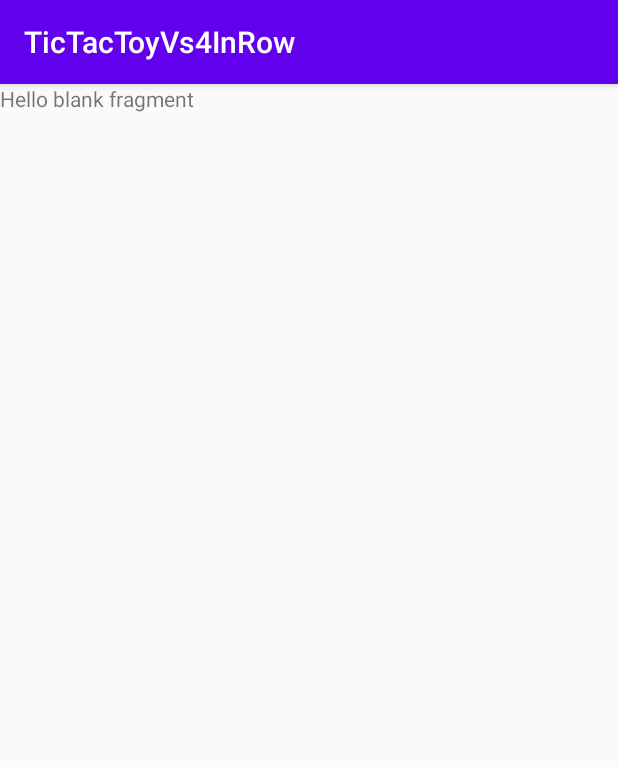
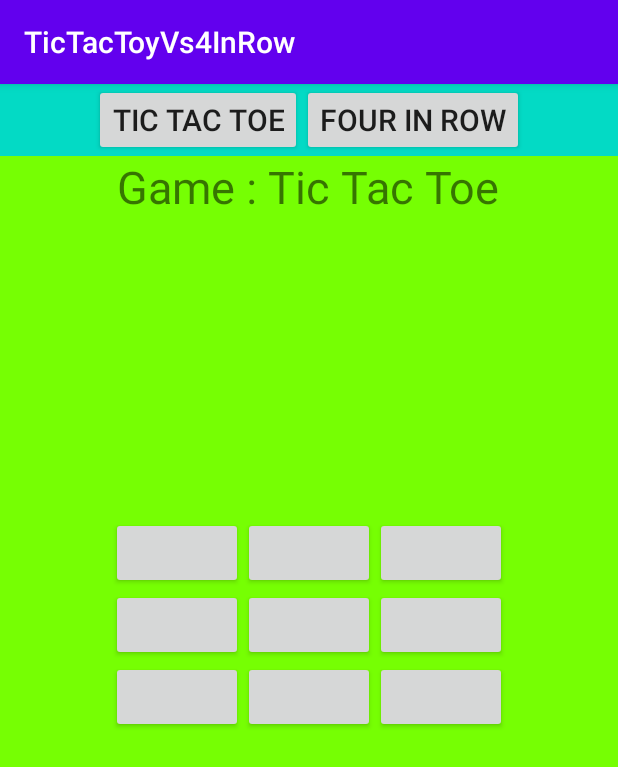
Before and after one commit to FaribaDarvishian/TicTacToyVs4InRow, an Android app: the fragment TicTacToyFragment shown on its own in the app's theme, on a phone screen of 412 x 824 dp. Shown: the top 767 px of the screen. Run offline under Robolectric (Android 15) with nearby library versions, the phone set to English and light mode, and no system bars.

Commit message:
design Tic Tac Toe fragment_tic_tac_toy.xml

```diff
--- a/app/src/main/res/layout/activity_main.xml
+++ b/app/src/main/res/layout/activity_main.xml
@@ -9,32 +9,34 @@
         android:id="@+id/LinearButtonGame"
         android:layout_width="match_parent"
         android:layout_height="wrap_content"
-        android:gravity="center">
+        android:orientation="horizontal"
+        android:gravity="center"
+        android:background="@color/colorAccent">
         <Button
-            android:id="@+id/TicTacToyButton"
+            android:id="@+id/TicTacToeButton"
             android:layout_width="wrap_content"
             android:layout_height="wrap_content"
             android:layout_alignParentLeft="true"
-            android:text="TicTacToy" />
+            android:textSize="20dp"
+            android:text="Tic Tac Toe" />
 
         <Button
             android:id="@+id/FourInRowButton"
             android:layout_width="wrap_content"
             android:layout_height="wrap_content"
             android:layout_alignParentRight="true"
-            android:text="FourInRow" />
+            android:textSize="20dp"
+            android:text="Four In Row" />
 
     </LinearLayout>
 
-
-
-    <FrameLayout
+    <LinearLayout
         android:layout_width="wrap_content"
         android:layout_height="match_parent"
         android:layout_below="@+id/LinearButtonGame"
         android:layout_toLeftOf="@id/LinearButtonGame"
         android:layout_toRightOf="@id/LinearButtonGame">
 
-    </FrameLayout>
+    </LinearLayout>
 
 </RelativeLayout>
--- a/app/src/main/res/layout/fragment_four_in_row.xml
+++ b/app/src/main/res/layout/fragment_four_in_row.xml
@@ -9,6 +9,7 @@
     <TextView
         android:layout_width="match_parent"
         android:layout_height="match_parent"
-        android:text="@string/hello_blank_fragment" />
+        android:text="@string/hello_blank_fragment"
+        android:textColorHighlight="#FFFFFF" />
 
 </FrameLayout>
--- a/app/src/main/res/layout/fragment_tic_tac_toy.xml
+++ b/app/src/main/res/layout/fragment_tic_tac_toy.xml
@@ -1,14 +1,103 @@
 <?xml version="1.0" encoding="utf-8"?>
-<FrameLayout xmlns:android="http://schemas.android.com/apk/res/android"
+<LinearLayout xmlns:android="http://schemas.android.com/apk/res/android"
     xmlns:tools="http://schemas.android.com/tools"
     android:layout_width="match_parent"
     android:layout_height="match_parent"
-    tools:context=".TicTacToyFragment">
+    android:background="@color/colorGreen"
+    tools:context=".TicTacToyFragment"
+    android:orientation="vertical">
+<LinearLayout
+android:id="@+id/LinearButtonGame"
+android:layout_width="match_parent"
+android:layout_height="wrap_content"
+android:orientation="horizontal"
+android:gravity="center"
+android:background="@color/colorAccent">
+<Button
+    android:id="@+id/TicTacToeButton"
+    android:layout_width="wrap_content"
+    android:layout_height="wrap_content"
+    android:layout_alignParentLeft="true"
+    android:textSize="20dp"
+    android:text="Tic Tac Toe" />
 
-    <!-- TODO: Update blank fragment layout -->
+<Button
+    android:id="@+id/FourInRowButton"
+    android:layout_width="wrap_content"
+    android:layout_height="wrap_content"
+    android:layout_alignParentRight="true"
+    android:textSize="20dp"
+    android:text="Four In Row" />
+
+
+</LinearLayout>
     <TextView
-        android:layout_width="match_parent"
-        android:layout_height="match_parent"
-        android:text="@string/hello_blank_fragment" />
+        android:layout_width="wrap_content"
+        android:layout_height="wrap_content"
+        android:text="Game : Tic Tac Toe"
+        android:layout_gravity="center"
+        android:textSize="30dp"/>
 
-</FrameLayout>
+    <LinearLayout
+        android:layout_width="wrap_content"
+        android:layout_height="wrap_content"
+        android:layout_gravity="center"
+        android:layout_marginTop="200dp"
+        android:orientation="vertical">
+        <LinearLayout
+            android:layout_width="match_parent"
+            android:layout_height="wrap_content"
+            android:layout_gravity="top">
+            <Button
+                android:layout_width="wrap_content"
+                android:layout_height="wrap_content"
+                android:layout_gravity="center"/>
+            <Button
+                android:layout_width="wrap_content"
+                android:layout_height="wrap_content"
+                android:layout_gravity="left"/>
+            <Button
+                android:layout_width="wrap_content"
+                android:layout_height="wrap_content"
+                android:layout_gravity="right"/>
+
+        </LinearLayout>
+        <LinearLayout
+            android:layout_width="match_parent"
+            android:layout_height="wrap_content"
+            android:layout_gravity="center">
+            <Button
+                android:layout_width="wrap_content"
+                android:layout_height="wrap_content"
+                android:layout_gravity="center"/>
+            <Button
+                android:layout_width="wrap_content"
+                android:layout_height="wrap_content"
+                android:layout_gravity="left"/>
+            <Button
+                android:layout_width="wrap_content"
+                android:layout_height="wrap_content"
+                android:layout_gravity="right"/>
+
+        </LinearLayout>
+        <LinearLayout
+            android:layout_width="match_parent"
+            android:layout_height="wrap_content"
+            android:layout_gravity="bottom">
+            <Button
+                android:layout_width="wrap_content"
+                android:layout_height="wrap_content"
+                android:layout_gravity="center"/>
+            <Button
+                android:layout_width="wrap_content"
+                android:layout_height="wrap_content"
+                android:layout_gravity="left"/>
+            <Button
+                android:layout_width="wrap_content"
+                android:layout_height="wrap_content"
+                android:layout_gravity="right"/>
+
+        </LinearLayout>
+
+    </LinearLayout>
+</LinearLayout>
--- a/app/src/main/res/values/colors.xml
+++ b/app/src/main/res/values/colors.xml
@@ -3,4 +3,5 @@
     <color name="colorPrimary">#6200EE</color>
     <color name="colorPrimaryDark">#3700B3</color>
     <color name="colorAccent">#03DAC5</color>
+    <color name="colorGreen">#FF76FF03</color>
 </resources>
```
